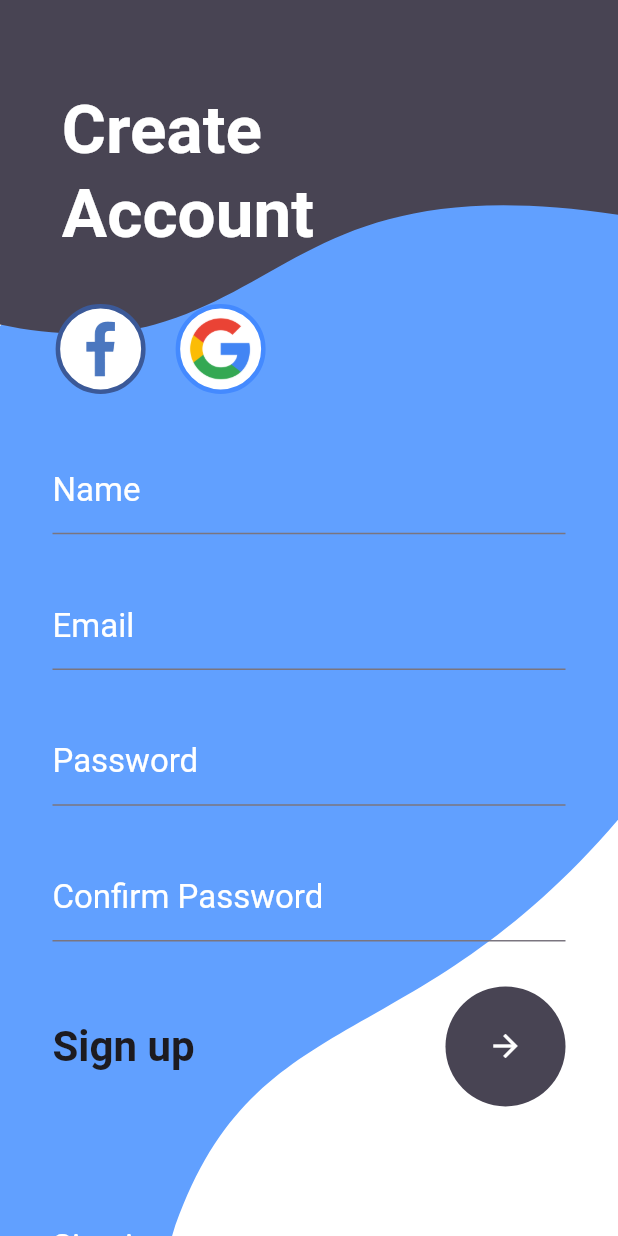
After one commit to paraspithadiya10/Coupon_app, a Flutter app: the screen it shows after launch, after a tap on the "arrow forward" icon, after a tap on "Sign up", on a phone screen of 412 x 824 dp. The commit adds this screen. Run offline on Flutter 3.47's test engine with Material 3 defaults, Android fonts, the phone set to English and light mode, and no system bars; our stand-ins replace flutter_svg, shared_preferences, sqflite; accounts and stored records are empty; project files that could hold a hidden picture were left out.

Commit message:
create custom widgets for appbars and svgpictures

```diff
--- a/lib/data/local/db_helper.dart
+++ b/lib/data/local/db_helper.dart
@@ -98,6 +98,6 @@ class DbHelper {
     int rowsEffected = await db.update(userTable, {userPassword: password},
         where: '$userEmail = ? ', whereArgs: [email]);
 
-    return '$rowsEffected rows Ef';
+    return '$rowsEffected rows Effected';
   }
 }
--- a/lib/screens/sign_up_screen.dart
+++ b/lib/screens/sign_up_screen.dart
@@ -1,7 +1,7 @@
 import 'package:demo_app/data/local/db_helper.dart';
 import 'package:demo_app/widgets/social_buttons_widget.dart';
+import 'package:demo_app/widgets/svg_picture_widget.dart';
 import 'package:flutter/material.dart';
-import 'package:flutter_svg/flutter_svg.dart';
 
 class SignUpScreen extends StatefulWidget {
   const SignUpScreen({super.key});
@@ -80,19 +80,17 @@ class _SignUpScreenState extends State<SignUpScreen> {
               top: height * 0.03,
               child: SizedBox(
                 height: height * 1.0,
-                child: SvgPicture.asset(
+                child: SvgPictureWidget(
                   width: width,
-                  'assets/images/signup_background_2nd_layer.svg',
-                  fit: BoxFit.fill,
+                  imagePath: 'assets/images/signup_background_2nd_layer.svg',
                 ),
               ),
             ),
             SizedBox(
               height: height * 0.27,
-              child: SvgPicture.asset(
+              child: SvgPictureWidget(
                 width: width,
-                'assets/images/signup_background_1st_layer.svg',
-                fit: BoxFit.fill,
+                imagePath: 'assets/images/signup_background_1st_layer.svg',
               ),
             ),
             screenNameSocialButtonsAndFormUI(
--- /dev/null
+++ b/lib/widgets/login_header_graphics.dart
@@ -0,0 +1,41 @@
+import 'package:demo_app/widgets/svg_picture_widget.dart';
+import 'package:flutter/material.dart';
+
+class LoginHeaderGraphics extends StatelessWidget {
+  const LoginHeaderGraphics({super.key});
+
+  @override
+  Widget build(BuildContext context) {
+    double height = MediaQuery.sizeOf(context).height;
+    double width = MediaQuery.sizeOf(context).width;
+
+    return SizedBox(
+      width: width * 1.0,
+      height: height * 0.27,
+      child: Stack(children: [
+        SvgPictureWidget(
+            width: width,
+            imagePath: 'assets/images/login_background_1st_layer.svg'),
+        Positioned(
+            right: 0,
+            child: SvgPictureWidget(
+              imagePath: 'assets/images/login_background_3rd_layer.svg',
+              width: width * 0.40,
+              height: height * 0.25,
+            )),
+        SvgPictureWidget(
+          width: width,
+          imagePath: 'assets/images/login_background_2nd_layer.svg',
+        ),
+        Padding(
+          padding: EdgeInsets.only(left: width * 0.15, top: height * 0.08),
+          child: Text(
+            'Welcome\nBack',
+            style: Theme.of(context).textTheme.headlineLarge!.copyWith(
+                color: Colors.white, fontWeight: FontWeight.w700, fontSize: 40),
+          ),
+        ),
+      ]),
+    );
+  }
+}
--- /dev/null
+++ b/lib/widgets/svg_picture_widget.dart
@@ -0,0 +1,21 @@
+import 'package:flutter/material.dart';
+import 'package:flutter_svg/svg.dart';
+
+class SvgPictureWidget extends StatelessWidget {
+  const SvgPictureWidget(
+      {super.key, this.width, required this.imagePath, this.height});
+
+  final double? width;
+  final double? height;
+  final String imagePath;
+
+  @override
+  Widget build(BuildContext context) {
+    return SvgPicture.asset(
+      width: width,
+      height: height,
+      imagePath,
+      fit: BoxFit.fill,
+    );
+  }
+}
```
Also changed, not shown: lib/screens/login_screen.dart (+2 -38 lines), lib/screens/profile_screen.dart (+3 -48 lines), lib/widgets/appbar_with_search_and_icon.dart (added, +57 -0 lines).
